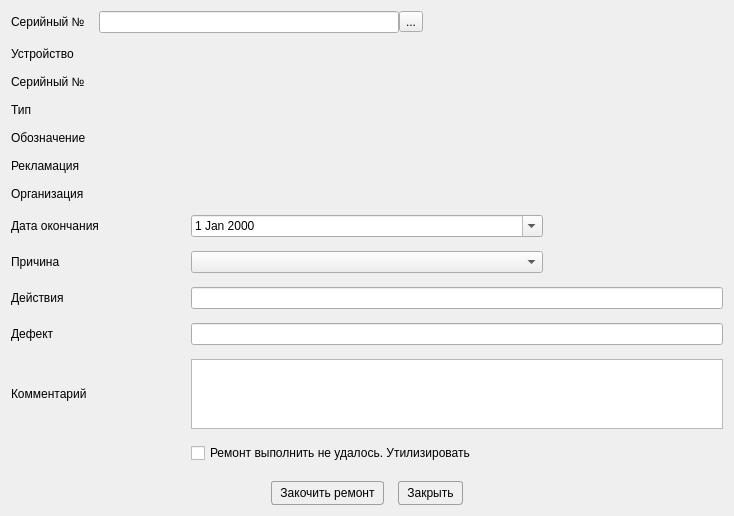
Before: the Qt Designer form Remont/endremontwindow.ui in AlexeyScherbakov2021/Remont2, drawn with Qt 5.
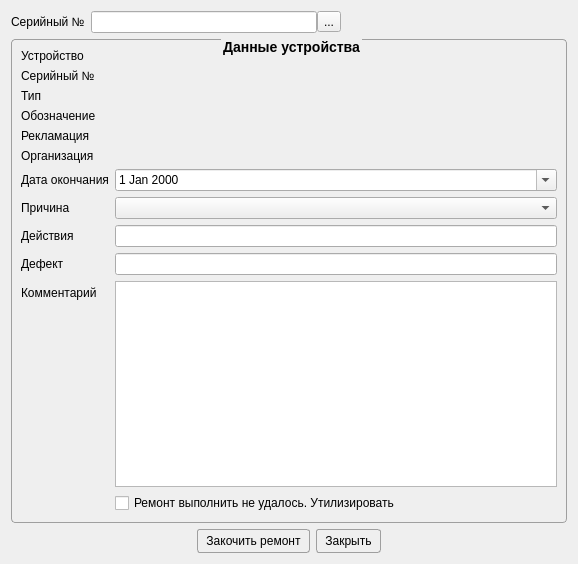
After: the same form once the commit is applied. Icons and pictures are not drawn.

```diff
--- a/Remont/endremontwindow.ui
+++ b/Remont/endremontwindow.ui
@@ -6,8 +6,8 @@
    <rect>
     <x>0</x>
     <y>0</y>
-    <width>734</width>
-    <height>500</height>
+    <width>578</width>
+    <height>564</height>
    </rect>
   </property>
   <property name="windowTitle">
@@ -51,9 +51,6 @@
 </string>
   </property>
   <layout class="QVBoxLayout" name="verticalLayout">
-   <property name="spacing">
-    <number>14</number>
-   </property>
    <item>
     <layout class="QHBoxLayout" name="horizontalLayout_2">
      <item>
@@ -103,13 +100,11 @@
     </layout>
    </item>
    <item>
-    <layout class="QGridLayout" name="gridLayout" columnstretch="0,0,0,0">
-     <property name="bottomMargin">
-      <number>4</number>
+    <widget class="QGroupBox" name="groupBox">
+     <property name="title">
+      <string>Данные устройства</string>
      </property>
-     <property name="horizontalSpacing">
-      <number>8</number>
-     </property>
+     <layout class="QFormLayout" name="formLayout">
      <item row="0" column="0">
       <widget class="QLabel" name="label_2">
        <property name="text">
@@ -117,15 +112,8 @@
        </property>
       </widget>
      </item>
-     <item row="12" column="1" colspan="2">
-      <widget class="QCheckBox" name="cbScrap">
-       <property name="text">
-        <string>Ремонт выполнить не удалось. Утилизировать</string>
-       </property>
-      </widget>
-     </item>
-     <item row="2" column="1" colspan="2">
-      <widget class="QLabel" name="lbTypeName">
+      <item row="0" column="1">
+       <widget class="QLabel" name="lbDevice">
        <property name="font">
         <font>
          <bold>true</bold>
@@ -136,20 +124,22 @@
        </property>
       </widget>
      </item>
-     <item row="9" column="1" colspan="3">
-      <widget class="QLineEdit" name="leAction"/>
-     </item>
-     <item row="11" column="0">
-      <widget class="QLabel" name="label_10">
+      <item row="1" column="0">
+       <widget class="QLabel" name="label_6">
        <property name="text">
-        <string>Комментарий</string>
+         <string>Серийный №</string>
        </property>
       </widget>
      </item>
-     <item row="8" column="0">
-      <widget class="QLabel" name="label_8">
+      <item row="1" column="1">
+       <widget class="QLabel" name="lbNumber">
+        <property name="font">
+         <font>
+          <bold>true</bold>
+         </font>
+        </property>
        <property name="text">
-        <string>Причина</string>
+         <string/>
        </property>
       </widget>
      </item>
@@ -160,8 +150,8 @@
        </property>
       </widget>
      </item>
-     <item row="0" column="1" colspan="2">
-      <widget class="QLabel" name="lbDevice">
+      <item row="2" column="1">
+       <widget class="QLabel" name="lbTypeName">
        <property name="font">
         <font>
          <bold>true</bold>
@@ -172,28 +162,6 @@
        </property>
       </widget>
      </item>
-     <item row="8" column="1" colspan="2">
-      <widget class="QComboBox" name="cbReason"/>
-     </item>
-     <item row="1" column="1" colspan="2">
-      <widget class="QLabel" name="lbNumber">
-       <property name="font">
-        <font>
-         <bold>true</bold>
-        </font>
-       </property>
-       <property name="text">
-        <string/>
-       </property>
-      </widget>
-     </item>
-     <item row="9" column="0">
-      <widget class="QLabel" name="label_5">
-       <property name="text">
-        <string>Действия</string>
-       </property>
-      </widget>
-     </item>
      <item row="3" column="0">
       <widget class="QLabel" name="label_11">
        <property name="text">
@@ -201,14 +169,64 @@
        </property>
       </widget>
      </item>
-     <item row="6" column="0">
+      <item row="3" column="1">
+       <widget class="QLabel" name="lbVNFT">
+        <property name="font">
+         <font>
+          <bold>true</bold>
+         </font>
+        </property>
+        <property name="text">
+         <string/>
+        </property>
+       </widget>
+      </item>
+      <item row="4" column="0">
+       <widget class="QLabel" name="label">
+        <property name="text">
+         <string>Рекламация</string>
+        </property>
+       </widget>
+      </item>
+      <item row="4" column="1">
+       <widget class="QLabel" name="lbClaim">
+        <property name="font">
+         <font>
+          <bold>true</bold>
+         </font>
+        </property>
+        <property name="text">
+         <string/>
+        </property>
+       </widget>
+      </item>
+      <item row="5" column="0">
       <widget class="QLabel" name="label_12">
        <property name="text">
         <string>Организация</string>
        </property>
       </widget>
      </item>
-     <item row="7" column="1" colspan="2">
+      <item row="5" column="1">
+       <widget class="QLabel" name="lbOrgName">
+        <property name="font">
+         <font>
+          <bold>true</bold>
+         </font>
+        </property>
+        <property name="text">
+         <string/>
+        </property>
+       </widget>
+      </item>
+      <item row="6" column="0">
+       <widget class="QLabel" name="label_3">
+        <property name="text">
+         <string>Дата окончания</string>
+        </property>
+       </widget>
+      </item>
+      <item row="6" column="1">
       <widget class="QDateEdit" name="deDate">
        <property name="calendarPopup">
         <bool>true</bool>
@@ -218,77 +236,55 @@
        </property>
       </widget>
      </item>
-     <item row="10" column="1" colspan="3">
-      <widget class="QLineEdit" name="leDefect"/>
-     </item>
-     <item row="6" column="1" colspan="2">
-      <widget class="QLabel" name="lbOrgName">
-       <property name="font">
-        <font>
-         <bold>true</bold>
-        </font>
-       </property>
-       <property name="text">
-        <string/>
-       </property>
-      </widget>
-     </item>
-     <item row="5" column="0">
-      <widget class="QLabel" name="label">
-       <property name="text">
-        <string>Рекламация</string>
-       </property>
-      </widget>
-     </item>
-     <item row="5" column="1" colspan="2">
-      <widget class="QLabel" name="lbClaim">
-       <property name="font">
-        <font>
-         <bold>true</bold>
-        </font>
-       </property>
-       <property name="text">
-        <string/>
-       </property>
-      </widget>
-     </item>
-     <item row="11" column="1" colspan="3">
-      <widget class="QPlainTextEdit" name="ptRemark"/>
-     </item>
      <item row="7" column="0">
-      <widget class="QLabel" name="label_3">
+       <widget class="QLabel" name="label_8">
        <property name="text">
-        <string>Дата окончания</string>
+         <string>Причина</string>
        </property>
       </widget>
      </item>
-     <item row="3" column="1" colspan="2">
-      <widget class="QLabel" name="lbVNFT">
-       <property name="font">
-        <font>
-         <bold>true</bold>
-        </font>
-       </property>
+      <item row="7" column="1">
+       <widget class="QComboBox" name="cbReason"/>
+      </item>
+      <item row="8" column="0">
+       <widget class="QLabel" name="label_5">
        <property name="text">
-        <string/>
+         <string>Действия</string>
        </property>
       </widget>
      </item>
-     <item row="10" column="0">
+      <item row="8" column="1">
+       <widget class="QLineEdit" name="leAction"/>
+      </item>
+      <item row="9" column="0">
       <widget class="QLabel" name="label_9">
        <property name="text">
         <string>Дефект</string>
        </property>
       </widget>
      </item>
-     <item row="1" column="0">
-      <widget class="QLabel" name="label_6">
+      <item row="9" column="1">
+       <widget class="QLineEdit" name="leDefect"/>
+      </item>
+      <item row="10" column="0">
+       <widget class="QLabel" name="label_10">
        <property name="text">
-        <string>Серийный №</string>
+         <string>Комментарий</string>
+        </property>
+       </widget>
+      </item>
+      <item row="10" column="1">
+       <widget class="QPlainTextEdit" name="ptRemark"/>
+      </item>
+      <item row="11" column="1">
+       <widget class="QCheckBox" name="cbScrap">
+        <property name="text">
+         <string>Ремонт выполнить не удалось. Утилизировать</string>
        </property>
       </widget>
      </item>
     </layout>
+    </widget>
    </item>
    <item>
     <layout class="QHBoxLayout" name="horizontalLayout_3">
```
Lines whose indentation alone changed are shown as unchanged.
